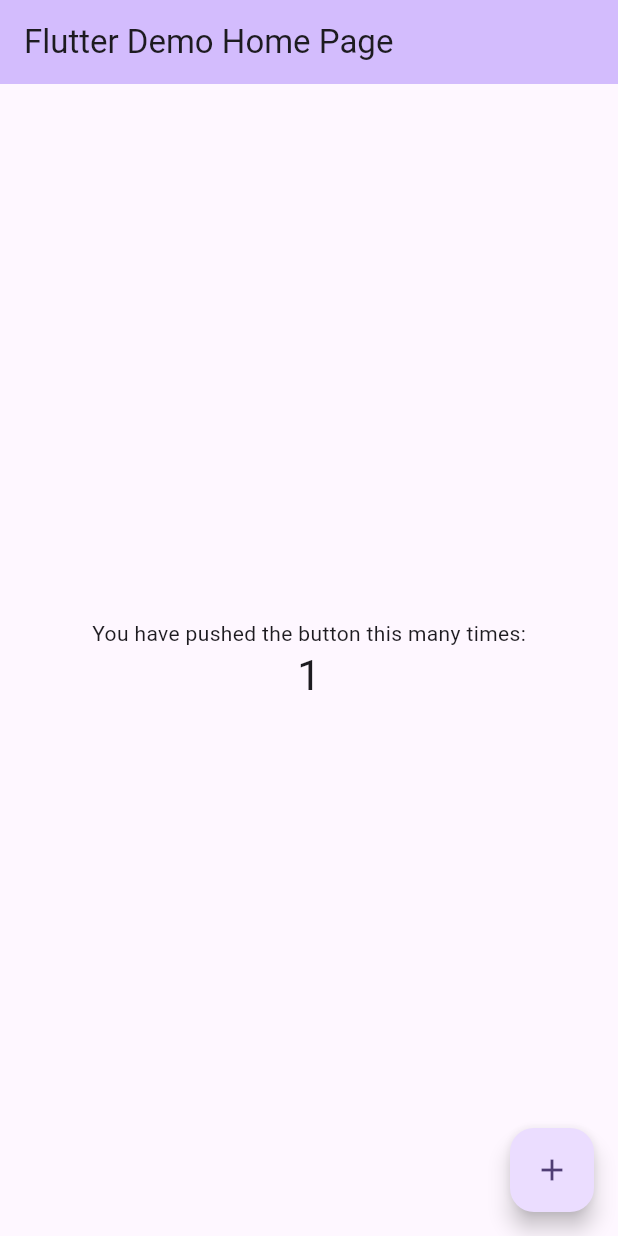
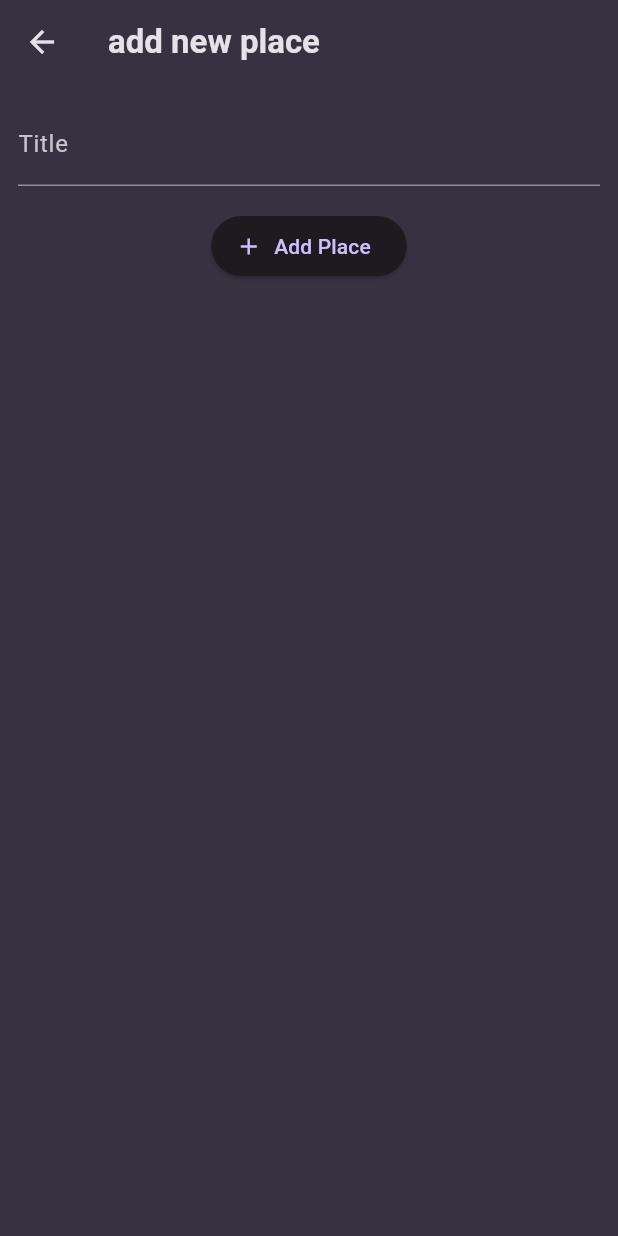
Before and after one commit to 12kishansingh/favorite_places, a Flutter app: the screen it shows after launch, after a tap on the "add" icon, on a phone screen of 412 x 824 dp. Run offline on Flutter 3.47's test engine with Material 3 defaults, Android fonts, the phone set to English and light mode, and no system bars; our stand-ins replace flutter_riverpod, google_fonts.

Commit message:
build basic feature of the app

```diff
--- /dev/null
+++ b/lib/add_place.dart
@@ -0,0 +1,66 @@
+import 'package:favorite_places/user_places.dart';
+import 'package:flutter/material.dart';
+import 'package:flutter_riverpod/flutter_riverpod.dart';
+
+class AddPlaceScreen extends ConsumerStatefulWidget {
+  const AddPlaceScreen({super.key});
+
+  @override
+  ConsumerState<AddPlaceScreen> createState() {
+    return _AddPlaceScreen();
+  }
+}
+
+class _AddPlaceScreen extends ConsumerState<AddPlaceScreen> {
+  final _titleController = TextEditingController();
+
+ void _savePlace(){
+  final enteredTitle=_titleController.text;
+
+  if(enteredTitle.isEmpty){
+    return;
+  }
+  ref.read(userPlaceProvider.notifier).addPlace(enteredTitle);
+//leave screen
+Navigator.of(context).pop();
+ }
+
+
+
+  @override
+  void dispose() {
+    _titleController.dispose();
+    super.dispose();
+  }
+
+  @override
+  Widget build(BuildContext context) {
+    return Scaffold(
+      appBar: AppBar(
+        title: const Text('add new place'),
+      ),
+      body: SingleChildScrollView(
+        padding: const EdgeInsets.all(12),
+        child: Column(
+          children: [
+            TextField(
+              decoration: const InputDecoration(labelText: 'Title'),
+              controller: _titleController,
+              style: TextStyle(
+                color: Theme.of(context).colorScheme.onSurface,
+              ),
+            ),
+            const SizedBox(
+              height: 16,
+            ),
+            ElevatedButton.icon(
+              onPressed: _savePlace,
+              icon: const Icon(Icons.add),
+              label: const Text('Add Place'),
+            ),
+          ],
+        ),
+      ),
+    );
+  }
+}
--- a/lib/main.dart
+++ b/lib/main.dart
@@ -1,125 +1,49 @@
 import 'package:flutter/material.dart';
+import 'package:flutter_riverpod/flutter_riverpod.dart';
+import 'package:google_fonts/google_fonts.dart';
+
+import 'package:favorite_places/places.dart';
+
+final colorScheme = ColorScheme.fromSeed(
+  brightness: Brightness.dark,
+  seedColor: const Color.fromARGB(255, 102, 6, 247),
+  surface: const Color.fromARGB(255, 56, 49, 66),
+);
+
+final theme = ThemeData().copyWith(
+  //useMaterial3: true,
+  scaffoldBackgroundColor: colorScheme.surface,
+  colorScheme: colorScheme,
+  textTheme: GoogleFonts.ubuntuCondensedTextTheme().copyWith(
+    titleSmall: GoogleFonts.ubuntuCondensed(
+      fontWeight: FontWeight.bold,
+    ),
+    titleMedium: GoogleFonts.ubuntuCondensed(
+      fontWeight: FontWeight.bold,
+    ),
+    titleLarge: GoogleFonts.ubuntuCondensed(
+      fontWeight: FontWeight.bold,
+    ),
+  ),
+);
 
 void main() {
-  runApp(const MyApp());
+  runApp(
+    const ProviderScope(
+      child: MyApp(),
+    ),
+  );
 }
 
 class MyApp extends StatelessWidget {
-  const MyApp({super.key});
+  const MyApp({Key? key}) : super(key: key);
 
-  // This widget is the root of your application.
   @override
   Widget build(BuildContext context) {
     return MaterialApp(
-      title: 'Flutter Demo',
-      theme: ThemeData(
-        // This is the theme of your application.
-        //
-        // TRY THIS: Try running your application with "flutter run". You'll see
-        // the application has a purple toolbar. Then, without quitting the app,
-        // try changing the seedColor in the colorScheme below to Colors.green
-        // and then invoke "hot reload" (save your changes or press the "hot
-        // reload" button in a Flutter-supported IDE, or press "r" if you used
-        // the command line to start the app).
-        //
-        // Notice that the counter didn't reset back to zero; the application
-        // state is not lost during the reload. To reset the state, use hot
-        // restart instead.
-        //
-        // This works for code too, not just values: Most code changes can be
-        // tested with just a hot reload.
-        colorScheme: ColorScheme.fromSeed(seedColor: Colors.deepPurple),
-        useMaterial3: true,
-      ),
-      home: const MyHomePage(title: 'Flutter Demo Home Page'),
+      title: 'Great Places',
+      theme: theme,
+      home: const PlacesScreen(),
     );
   }
 }
-
-class MyHomePage extends StatefulWidget {
-  const MyHomePage({super.key, required this.title});
-
-  // This widget is the home page of your application. It is stateful, meaning
-  // that it has a State object (defined below) that contains fields that affect
-  // how it looks.
-
-  // This class is the configuration for the state. It holds the values (in this
-  // case the title) provided by the parent (in this case the App widget) and
-  // used by the build method of the State. Fields in a Widget subclass are
-  // always marked "final".
-
-  final String title;
-
-  @override
-  State<MyHomePage> createState() => _MyHomePageState();
-}
-
-class _MyHomePageState extends State<MyHomePage> {
-  int _counter = 0;
-
-  void _incrementCounter() {
-    setState(() {
-      // This call to setState tells the Flutter framework that something has
-      // changed in this State, which causes it to rerun the build method below
-      // so that the display can reflect the updated values. If we changed
-      // _counter without calling setState(), then the build method would not be
-      // called again, and so nothing would appear to happen.
-      _counter++;
-    });
-  }
-
-  @override
-  Widget build(BuildContext context) {
-    // This method is rerun every time setState is called, for instance as done
-    // by the _incrementCounter method above.
-    //
-    // The Flutter framework has been optimized to make rerunning build methods
-    // fast, so that you can just rebuild anything that needs updating rather
-    // than having to individually change instances of widgets.
-    return Scaffold(
-      appBar: AppBar(
-        // TRY THIS: Try changing the color here to a specific color (to
-        // Colors.amber, perhaps?) and trigger a hot reload to see the AppBar
-        // change color while the other colors stay the same.
-        backgroundColor: Theme.of(context).colorScheme.inversePrimary,
-        // Here we take the value from the MyHomePage object that was created by
-        // the App.build method, and use it to set our appbar title.
-        title: Text(widget.title),
-      ),
-      body: Center(
-        // Center is a layout widget. It takes a single child and positions it
-        // in the middle of the parent.
-        child: Column(
-          // Column is also a layout widget. It takes a list of children and
-          // arranges them vertically. By default, it sizes itself to fit its
-          // children horizontally, and tries to be as tall as its parent.
-          //
-          // Column has various properties to control how it sizes itself and
-          // how it positions its children. Here we use mainAxisAlignment to
-          // center the children vertically; the main axis here is the vertical
-          // axis because Columns are vertical (the cross axis would be
-          // horizontal).
-          //
-          // TRY THIS: Invoke "debug painting" (choose the "Toggle Debug Paint"
-          // action in the IDE, or press "p" in the console), to see the
-          // wireframe for each widget.
-          mainAxisAlignment: MainAxisAlignment.center,
-          children: <Widget>[
-            const Text(
-              'You have pushed the button this many times:',
-            ),
-            Text(
-              '$_counter',
-              style: Theme.of(context).textTheme.headlineMedium,
-            ),
-          ],
-        ),
-      ),
-      floatingActionButton: FloatingActionButton(
-        onPressed: _incrementCounter,
-        tooltip: 'Increment',
-        child: const Icon(Icons.add),
-      ), // This trailing comma makes auto-formatting nicer for build methods.
-    );
-  }
-}
--- /dev/null
+++ b/lib/place.dart
@@ -0,0 +1,10 @@
+import 'package:uuid/uuid.dart';
+
+const  uuid=Uuid();
+class Place{
+ Place({required this.title}):id=uuid.v4() ;// generating unique id with uuid
+
+  final String id;
+  final String title;
+
+}
--- /dev/null
+++ b/lib/place_detail.dart
@@ -0,0 +1,25 @@
+import 'package:favorite_places/place.dart';
+import 'package:flutter/material.dart';
+import 'package:flutter/widgets.dart';
+
+class PlaceDetailScreen extends StatelessWidget {
+  const PlaceDetailScreen({super.key, required this.place});
+  final Place place;
+  @override
+  Widget build(BuildContext context) {
+    return Scaffold(
+      appBar: AppBar(
+        title: Text(place.title),
+      ),
+      body: Center(
+        child: Text(
+          place.title,
+          style: Theme.of(context)
+              .textTheme
+              .titleMedium!
+              .copyWith(color: Theme.of(context).colorScheme.onSurface),
+        ),
+      ),
+    );
+  }
+}
--- /dev/null
+++ b/lib/places.dart
@@ -0,0 +1,35 @@
+import 'package:favorite_places/add_place.dart';
+import 'package:favorite_places/places_list.dart';
+import 'package:flutter/material.dart';
+import 'package:flutter_riverpod/flutter_riverpod.dart';
+import 'package:favorite_places/user_places.dart';
+
+class PlacesScreen extends ConsumerWidget {
+  const PlacesScreen({super.key});
+  @override
+  Widget build(BuildContext context,WidgetRef ref) {
+//listener to data changes
+final userPlaces= ref.watch(userPlaceProvider);
+
+    return Scaffold(
+      appBar: AppBar(
+        title: const Text('your places'),
+        actions: [
+          IconButton(
+            icon: const Icon(Icons.add),
+            onPressed: () {
+              Navigator.of(context).push(
+                MaterialPageRoute(
+                  builder: (ctx) => const AddPlaceScreen(),
+                ),
+              );
+            },
+          ),
+        ],
+      ),
+      body: PlacesList(
+        places: userPlaces,
+      ),
+    );
+  }
+}
--- /dev/null
+++ b/lib/places_list.dart
@@ -0,0 +1,41 @@
+import 'package:favorite_places/place_detail.dart';
+import 'package:flutter/material.dart';
+import 'package:favorite_places/place.dart';
+
+class PlacesList extends StatelessWidget {
+  const PlacesList({super.key, required this.places});
+
+  final List<Place> places;
+  @override
+  Widget build(BuildContext context) {
+    if (places.isEmpty) {
+      return Center(
+        child: Text(
+          'No places added yet',
+          style: Theme.of(context)
+              .textTheme
+              .bodyLarge!
+              .copyWith(color: Theme.of(context).colorScheme.onSurface),
+        ),
+      );
+    }
+    return ListView.builder(
+      itemCount: places.length,
+      itemBuilder: (ctx, index) => ListTile(
+          title: Text(
+            places[index].title,
+            style: Theme.of(context)
+                .textTheme
+                .titleMedium!
+                .copyWith(color: Theme.of(context).colorScheme.onSurface),
+          ),
+          onTap: () {
+            Navigator.of(context).push(
+              MaterialPageRoute(
+                builder: (ctx) => PlaceDetailScreen(place: places[index]),
+              ),
+            );
+          }),
+    );
+  }
+}
--- /dev/null
+++ b/lib/user_places.dart
@@ -0,0 +1,15 @@
+import 'package:flutter_riverpod/flutter_riverpod.dart';
+import 'package:favorite_places/place.dart';
+
+class UserPlacesNotifier extends StateNotifier<List<Place>> {
+  UserPlacesNotifier() : super(const []);
+
+  void addPlace(String title) {
+    final newPlace = Place(title: title);
+    state = [newPlace, ...state]; // spread operator
+  }
+}
+
+final userPlaceProvider = StateNotifierProvider<UserPlacesNotifier,List<Place>>(
+  (ref) => UserPlacesNotifier(),
+);
--- a/pubspec.yaml
+++ b/pubspec.yaml
@@ -35,6 +35,9 @@ dependencies:
   # The following adds the Cupertino Icons font to your application.
   # Use with the CupertinoIcons class for iOS style icons.
   cupertino_icons: ^1.0.6
+  google_fonts: ^6.2.1
+  uuid: ^4.4.0
+  flutter_riverpod: ^2.5.1
 
 dev_dependencies:
   flutter_test:
```
Also changed, not shown: lib/places_detail.dart (added), pubspec.lock, 1 other file.
